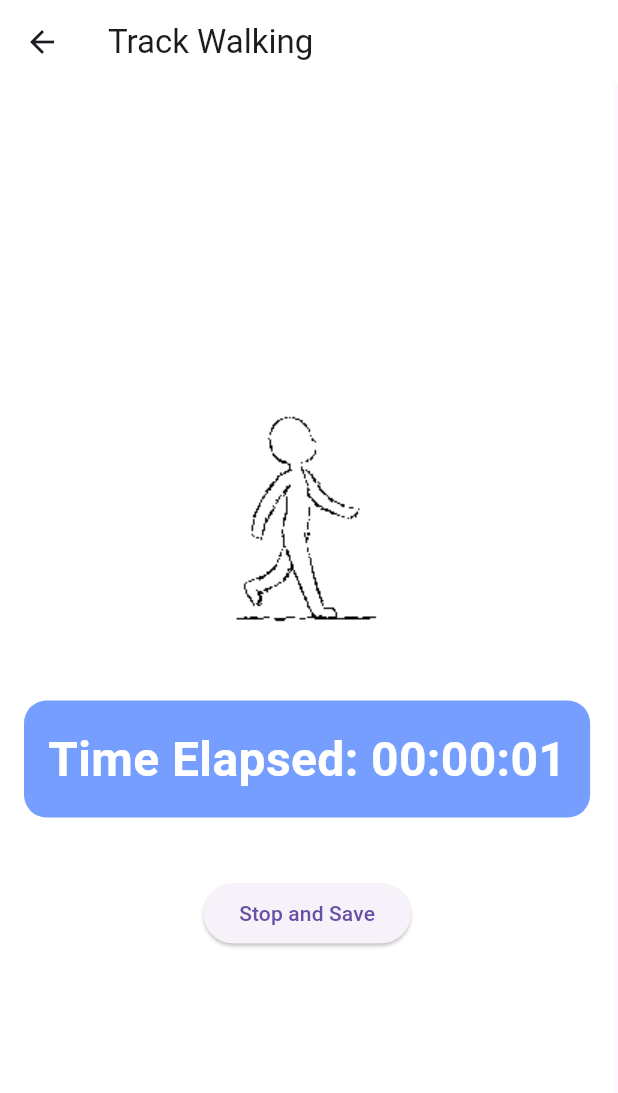
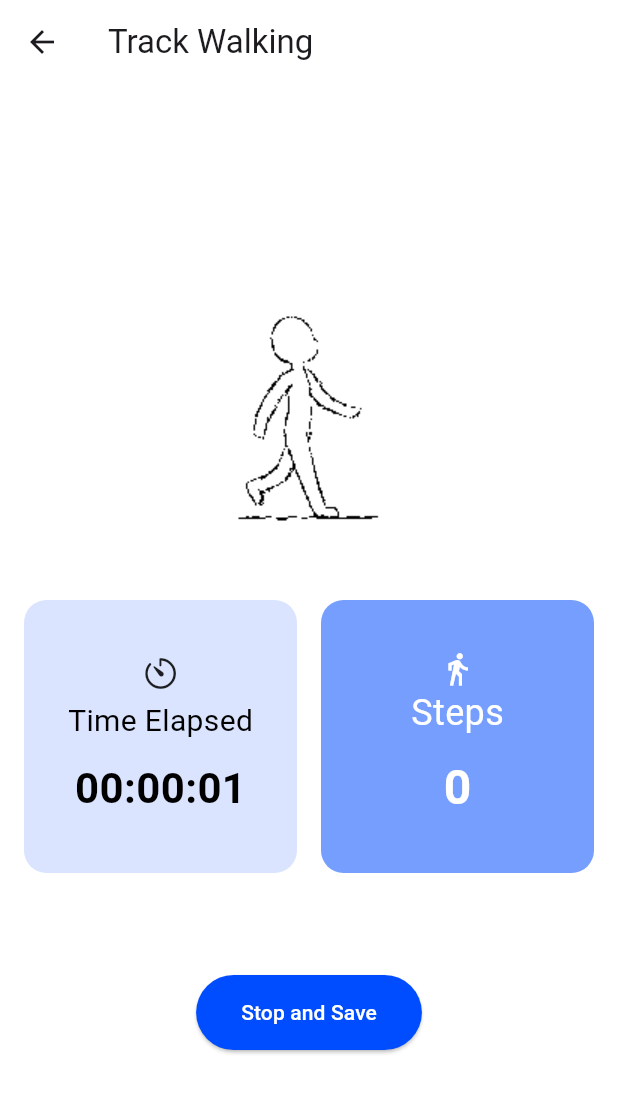
Before and after one commit to SarahA7med/health_trial, a Flutter app: the WorkoutPlan screen opened directly, after a tap on "Track Walking", on a phone screen of 412 x 824 dp. Shown: the top 1093 px of the screen. Run offline on Flutter 3.47's test engine with Material 3 defaults, Android fonts, the light colour scheme and no system bars; our stand-ins replace carousel_slider, cloud_firestore, firebase_auth, firebase_core, numberpicker, salomon_bottom_bar and 3 more; accounts and stored records are empty; project files that could hold a hidden picture were left out.

Commit message:
last update

```diff
--- a/lib/Screens/walking_tracker_page.dart
+++ b/lib/Screens/walking_tracker_page.dart
@@ -1,9 +1,13 @@
+import 'dart:async';
+import 'dart:math';
+
+import 'package:flutter/cupertino.dart';
 import 'package:flutter/material.dart';
 import 'package:cloud_firestore/cloud_firestore.dart';
-import 'dart:async';
+import 'package:sensors_plus/sensors_plus.dart';
 
 class WalkingTrackerPage extends StatefulWidget {
-  final String? userId; // معرف المستخدم
+  final String? userId;
 
   WalkingTrackerPage({required this.userId});
 
@@ -16,33 +20,96 @@ class _WalkingTrackerPageState extends State<WalkingTrackerPage> {
   Timer? timer;
   DateTime? workoutStartTime;
 
+  // Step counter variables
+  double x = 0.0;
+  double y = 0.0;
+  double z = 0.0;
+  int steps = 0;
+  double previousDistance = 0.0;
+  double caloriesBurned = 0.0;
+
+  // Constants for calorie calculation
+  final double MET = 3.5; // MET value for walking
+  double userWeight = 70.0;
+
   @override
   void initState() {
     super.initState();
-    startWorkoutSession(); // بدء تتبع الوقت
+    startWorkoutSession();
+    startStepTracking();
+    fetchUserWeight();
   }
 
-  // دالة لبدء تتبع الجلسة
+  // Function to start the workout session and timer
   void startWorkoutSession() {
     workoutStartTime = DateTime.now();
     timer = Timer.periodic(Duration(seconds: 1), (timer) {
+      if (mounted) {
         setState(() {
           elapsedTime = elapsedTime + Duration(seconds: 1);
         });
+      }
     });
   }
 
-  // دالة لإنهاء الجلسة وتخزينها في Firestore
+  // Function to track steps using accelerometer
+  void startStepTracking() {
+    SensorsPlatform.instance.accelerometerEvents.listen((event) {
+      if (mounted) {
+        setState(() {
+          x = event.x;
+          y = event.y;
+          z = event.z;
+          double distance = calculateStepDistance(x, y, z);
+          if (distance > 7) {
+            steps++;
+          }
+        });
+      }
+    });
+  }
+
+  // Function to calculate the step distance based on accelerometer data
+  double calculateStepDistance(double x, double y, double z) {
+    double magnitude = sqrt(x * x + y * y + z * z);
+    double modDistance = magnitude - previousDistance;
+    previousDistance = magnitude;
+    return modDistance;
+  }
+
+  // Fetch user weight from Firestore using userId
+  Future<void> fetchUserWeight() async {
+    if (widget.userId != null) {
+      DocumentSnapshot userDoc = await FirebaseFirestore.instance.collection('users').doc(widget.userId).get();
+      if (userDoc.exists) {
+        if (mounted) {
+          setState(() {
+            userWeight = (userDoc['weight'] ?? 70.0) as double; // جلب الوزن من الفايرستور، إذا لم يكن موجودًا يتم تعيين الوزن الافتراضي 70 كجم
+          });
+        }
+      }
+    }
+  }
+
+  // Function to calculate the calories burned
+  void calculateCaloriesBurned() {
+    double durationInHours = elapsedTime.inSeconds / 3600;
+    caloriesBurned = (MET * userWeight * durationInHours);
+  }
+
+  // Function to end the workout session and save it to Firestore
   Future<void> endWorkoutSession() async {
+    calculateCaloriesBurned();
 
     await FirebaseFirestore.instance.collection('workouts').add({
-      'user_id': widget.userId, // تخزين معرف المستخدم
+      'user_id': widget.userId,
       'start_time': workoutStartTime,
       'end_time': DateTime.now(),
       'duration': elapsedTime.inSeconds,
+      'calories_burned': caloriesBurned,
     });
 
-    print("Workout session ended and saved to Firestore");
+    print("Workout session ended and saved to Firestore with $caloriesBurned calories burned.");
   }
 
   @override
@@ -51,7 +118,7 @@ class _WalkingTrackerPageState extends State<WalkingTrackerPage> {
     super.dispose();
   }
 
-  // دالة لتنسيق الوقت بصيغة HH:MM:SS
+  // Function to format the time in HH:MM:SS
   String formatTime(Duration duration) {
     String twoDigits(int n) => n.toString().padLeft(2, '0');
     final hours = twoDigits(duration.inHours);
@@ -79,24 +146,71 @@ class _WalkingTrackerPageState extends State<WalkingTrackerPage> {
                 child: Image.asset('assets/walking.gif'), // صورة تحرك
               ),
               const SizedBox(height: 20),
+              SizedBox(
+                height: 200,
+                child: GridView.count(
+                  crossAxisCount: 2,
+                  crossAxisSpacing: 16.0,
+                  mainAxisSpacing: 16.0,
+                  children: [
                     Container(
                       decoration: BoxDecoration(
-                  color: const Color(0xFF759EFF), // استخدم الديكور هنا
+                        color: const Color(0xFFDBE4FF),
                         borderRadius: BorderRadius.circular(15.0),
                       ),
                       padding: EdgeInsets.all(16.0),
-                child: Text(
-                  'Time Elapsed: ${formatTime(elapsedTime)}',
+                      child: Column(
+                        mainAxisAlignment: MainAxisAlignment.center,
+                        children: [
+                          Icon(CupertinoIcons.timer),
+                          SizedBox(height: 5),
+                          Text(
+                            'Time Elapsed',
+                            style: TextStyle(fontSize: 20, color: Colors.black),
+                          ),
+                          SizedBox(height: 10),
+                          Text(
+                            formatTime(elapsedTime),
+                            style: TextStyle(fontSize: 28, fontWeight: FontWeight.bold, color: Colors.black),
+                          ),
+                        ],
+                      ),
+                    ),
+                    Container(
+                      decoration: BoxDecoration(
+                        color: const Color(0xFF759EFF),
+                        borderRadius: BorderRadius.circular(15.0),
+                      ),
+                      padding: EdgeInsets.all(16.0),
+                      child: Column(
+                        mainAxisAlignment: MainAxisAlignment.center,
+                        children: [
+                          Icon(Icons.directions_walk, color: Colors.white),
+                          Text(
+                            'Steps',
+                            style: TextStyle(fontSize: 24, color: Colors.white),
+                          ),
+                          SizedBox(height: 10),
+                          Text(
+                            '$steps',
                             style: TextStyle(fontSize: 32, fontWeight: FontWeight.bold, color: Colors.white),
                           ),
+                        ],
                       ),
-              const SizedBox(height: 40),
-              ElevatedButton(
+                    ),
+                  ],
+                ),
+              ),
+              SizedBox(height: 50),ElevatedButton(
                 onPressed: () async {
                   await endWorkoutSession();
                   Navigator.pop(context);
                 },
-                child: Text('Stop and Save'),
+                style: ElevatedButton.styleFrom(
+                  backgroundColor: Color(0xFF004DFF),
+                  padding: EdgeInsets.symmetric(horizontal: 30, vertical: 15),
+                ),
+                child: Text('Stop and Save', style: TextStyle(color: Colors.white)),
               ),
             ],
           ),
--- a/lib/Screens/workoutplan.dart
+++ b/lib/Screens/workoutplan.dart
@@ -16,7 +16,7 @@ class WorkoutPlan extends StatelessWidget {
     ];
 
     String? uid = FirebaseAuth.instance.currentUser?.uid;
-    final List<String> categories = ['Track Walking', 'Running', 'Cardio', 'Water'];
+    final List<String> categories = ['Track Walking', 'Water'];
 
     return Scaffold(
       appBar: AppBar(
```
Also changed, not shown: 1 other file. Lines whose indentation alone changed are shown as unchanged.
